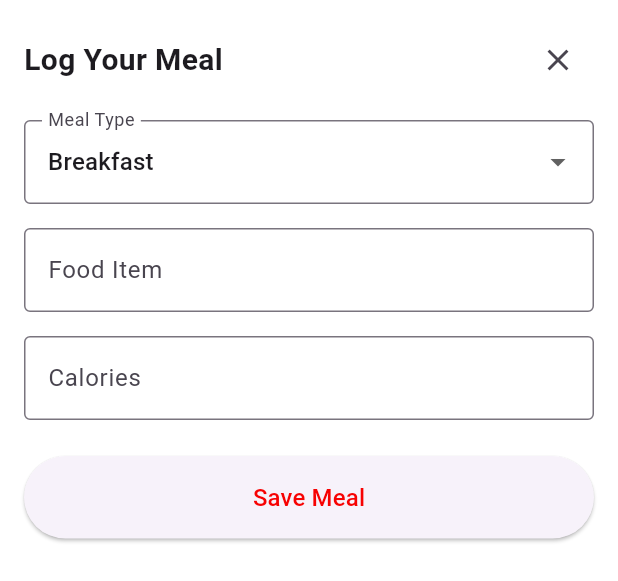
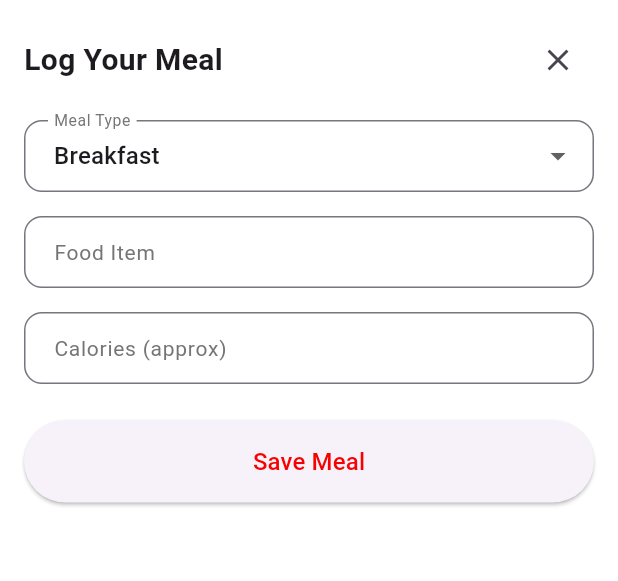
Before and after one commit to Lonewolf230/TrackNTrain, a Flutter app: the MealLoggerSheet widget shown alone on an empty page, opened directly, on a phone screen of 412 x 824 dp. Shown: the top 581 px of the screen. Run offline on Flutter 3.47's test engine with Material 3 defaults, Android fonts, the phone set to English and light mode, and no system bars; our stand-ins replace font_awesome_flutter, go_router; Roboto replaces fonts that are missing (Poppins).

```diff
--- a/trackntrain/lib/components/meal_logger.dart
+++ b/trackntrain/lib/components/meal_logger.dart
@@ -49,12 +49,28 @@ class _MealLoggerSheetState extends State<MealLoggerSheet> {
             ),
             const SizedBox(height: 16),
 
-            // Meal Type Dropdown
             DropdownButtonFormField<String>(
-              decoration: const InputDecoration(
-                labelText: 'Meal Type',
-                border: OutlineInputBorder(),
-              ),
+                  decoration: InputDecoration(
+                    labelText: 'Meal Type',
+                    labelStyle: TextStyle(
+                      color: Colors.grey[600],
+                      fontSize: 14,
+                    ),
+                    contentPadding: const EdgeInsets.symmetric(
+                      horizontal: 16,
+                      vertical: 12,
+                    ),
+                    border: OutlineInputBorder(
+                      borderRadius: BorderRadius.circular(12),
+                    ),
+                    focusedBorder: OutlineInputBorder(
+                      borderRadius: BorderRadius.circular(12),
+                      borderSide: BorderSide(
+                        color: Theme.of(context).primaryColor,
+                        width: 2,
+                      ),
+                    ),
+                  ),
               value: _selectedMealType,
               items: _mealTypes.map((String type) {
                 return DropdownMenuItem<String>(
@@ -76,10 +92,27 @@ class _MealLoggerSheetState extends State<MealLoggerSheet> {
             // Meal Name
             TextField(
               controller: _mealNameController,
-              decoration: const InputDecoration(
-                labelText: 'Food Item',
-                border: OutlineInputBorder(),
-              ),
+              decoration: InputDecoration(
+                    labelText: 'Food Item',
+                    labelStyle: TextStyle(
+                      color: Colors.grey[600],
+                      fontSize: 14,
+                    ),
+                    contentPadding: const EdgeInsets.symmetric(
+                      horizontal: 16,
+                      vertical: 12,
+                    ),
+                    border: OutlineInputBorder(
+                      borderRadius: BorderRadius.circular(12),
+                    ),
+                    focusedBorder: OutlineInputBorder(
+                      borderRadius: BorderRadius.circular(12),
+                      borderSide: BorderSide(
+                        color: Theme.of(context).primaryColor,
+                        width: 2,
+                      ),
+                    ),
+                  ),
             ),
 
             const SizedBox(height: 16),
@@ -88,15 +121,31 @@ class _MealLoggerSheetState extends State<MealLoggerSheet> {
             TextField(
               controller: _caloriesController,
               keyboardType: TextInputType.number,
-              decoration: const InputDecoration(
-                labelText: 'Calories',
-                border: OutlineInputBorder(),
-              ),
+              decoration: InputDecoration(
+                    labelText: 'Calories (approx)',
+                    labelStyle: TextStyle(
+                      color: Colors.grey[600],
+                      fontSize: 14,
+                    ),
+                    contentPadding: const EdgeInsets.symmetric(
+                      horizontal: 16,
+                      vertical: 12,
+                    ),
+                    border: OutlineInputBorder(
+                      borderRadius: BorderRadius.circular(12),
+                    ),
+                    focusedBorder: OutlineInputBorder(
+                      borderRadius: BorderRadius.circular(12),
+                      borderSide: BorderSide(
+                        color: Theme.of(context).primaryColor,
+                        width: 2,
+                      ),
+                    ),
+                  ),
             ),
 
             const SizedBox(height: 24),
 
-            // Save Button
             SizedBox(
               width: double.infinity,
               child: ElevatedButton(
--- a/trackntrain/lib/components/prev_workout_card.dart
+++ b/trackntrain/lib/components/prev_workout_card.dart
@@ -25,9 +25,8 @@ class PrevWorkoutCard extends StatelessWidget{
             children: [
               const Text('Workout Name',style: TextStyle(fontSize: 18,fontWeight: FontWeight.bold),),
               const SizedBox(height: 10,),
-              const Text('Date',style: TextStyle(fontSize: 16,fontWeight: FontWeight.w400),),
+              const Text('Last done on',style: TextStyle(fontSize: 16,fontWeight: FontWeight.w400),),
               const SizedBox(height: 10,),
-              const Text('Duration',style: TextStyle(fontSize: 16,fontWeight: FontWeight.w400),),
             ],
           ),
         ),
--- a/trackntrain/lib/components/stat.dart
+++ b/trackntrain/lib/components/stat.dart
@@ -14,7 +14,6 @@ class Stat extends StatelessWidget {
 
   @override
   Widget build(BuildContext context) {
-    // TODO: implement build
     return Column(
       children: [
         Container(
--- /dev/null
+++ b/trackntrain/lib/utils/slide_left_transition_builder.dart
@@ -0,0 +1,26 @@
+import 'package:flutter/material.dart';
+
+class SlideLeftTransitionBuilder extends PageTransitionsBuilder {
+  const SlideLeftTransitionBuilder();
+
+  @override
+  Widget buildTransitions<T>(
+    PageRoute<T> route,
+    BuildContext context,
+    Animation<double> animation,
+    Animation<double> secondaryAnimation,
+    Widget child,
+  ) {
+    const begin = Offset(1.0, 0.0);
+    const end = Offset.zero;
+    const curve = Curves.easeInOut;
+
+    var tween = Tween(begin: begin, end: end).chain(CurveTween(curve: curve));
+    var offsetAnimation = animation.drive(tween);
+
+    return SlideTransition(
+      position: offsetAnimation,
+      child: child,
+    );
+  }
+}
--- a/trackntrain/pubspec.yaml
+++ b/trackntrain/pubspec.yaml
@@ -38,6 +38,7 @@ dependencies:
   skeletonizer: ^1.4.3
   font_awesome_flutter: ^10.8.0
   go_router: ^15.1.2
+  fl_chart: ^1.0.0
 
 dev_dependencies:
   flutter_test:
```
Also changed, not shown: trackntrain/lib/main.dart (+55 -18 lines), trackntrain/lib/pages/create_hiit_page.dart (+27 -18 lines), trackntrain/lib/pages/hiit_workout.dart (added, +458 -0 lines), trackntrain/pubspec.lock, 1 other file.
